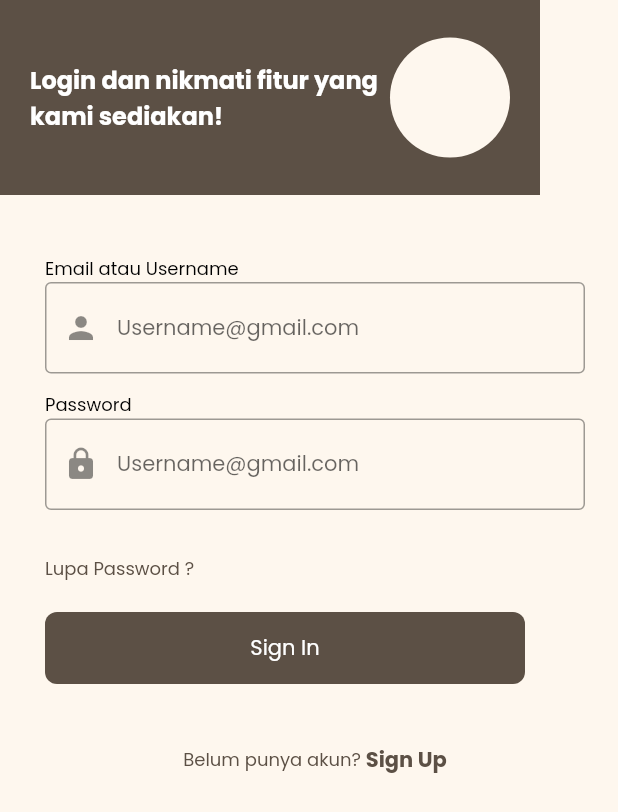
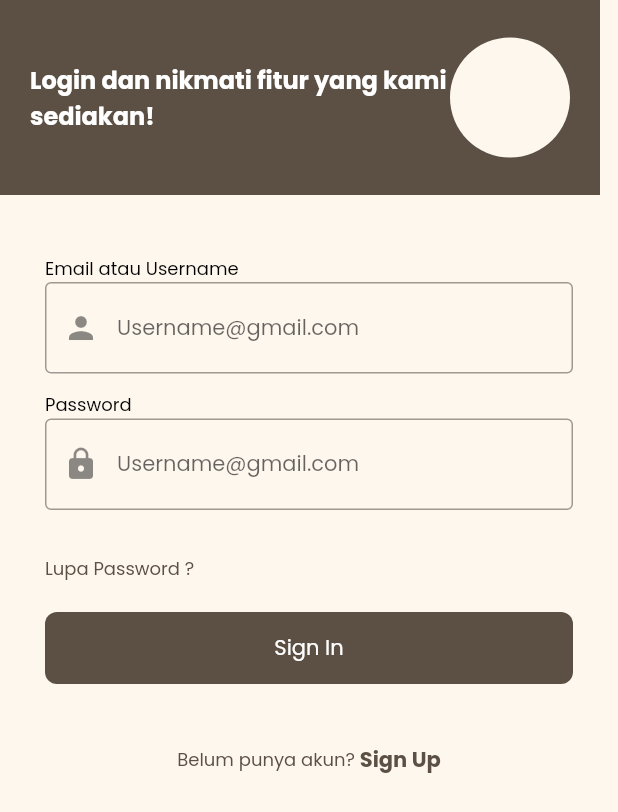
Before and after one commit to azrilnrr/CAPSTONE_ALTERRA_FLUTTER_K-8, a Flutter app: the screen it shows after launch, on a phone screen of 412 x 824 dp. Shown: the top 812 px of the screen. Run offline on Flutter 3.47's test engine with Material 2 defaults, Android fonts, the phone set to English and light mode, and no system bars; our stand-ins replace google_fonts.

Commit message:
change size width container and padding

```diff
--- a/capstone_flutter/lib/view/login_screen.dart
+++ b/capstone_flutter/lib/view/login_screen.dart
@@ -22,7 +22,7 @@ class _LoginScreenState extends State<LoginScreen> {
             children: [
               Container(
                 height: 130,
-                width: 360,
+                width: 400,
                 color: secondaryColor,
                 child: Padding(
                   padding: const EdgeInsets.all(20.0),
@@ -49,7 +49,7 @@ class _LoginScreenState extends State<LoginScreen> {
               Padding(
                 padding: const EdgeInsets.only(
                   left: 30,
-                  right: 22,
+                  right: 30,
                 ),
                 child: Column(
                   crossAxisAlignment: CrossAxisAlignment.start,
@@ -99,7 +99,7 @@ class _LoginScreenState extends State<LoginScreen> {
                     GestureDetector(
                       onTap: () {},
                       child: Container(
-                        width: 320,
+                        width: MediaQuery.of(context).size.width * 1,
                         height: 48,
                         decoration: BoxDecoration(
                           color: secondaryColor,
```
Also changed, not shown: capstone_flutter/pubspec.lock, 1 other file.
